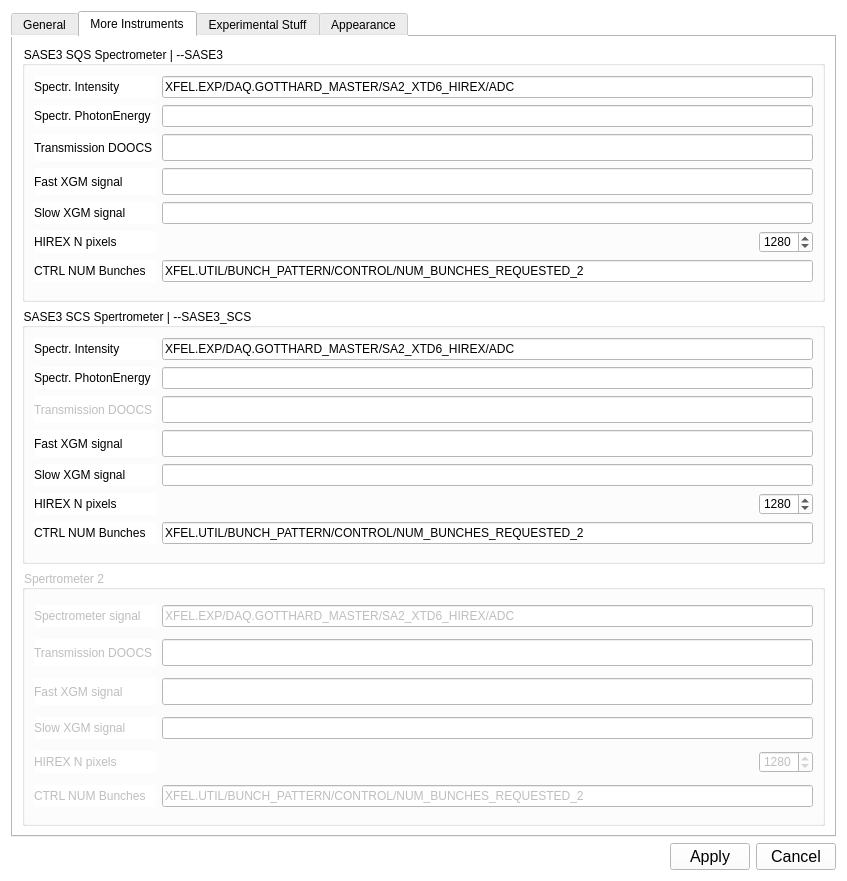
This is gui/UISettings.ui in sergey-tomin/pyhirex as Qt 5 draws it before an edit. The edited form follows.
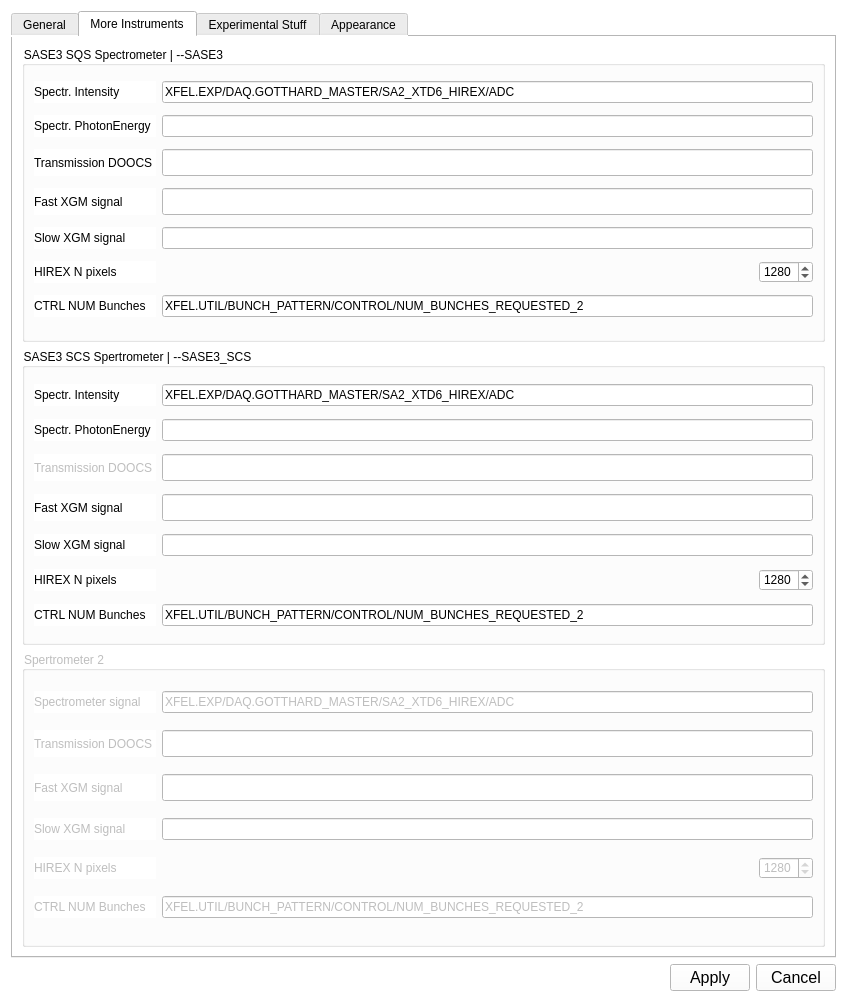
This is the edited form. The open tabs and pages were chosen to show the change.

Commit message: enable SASE3 transmission UI field

What changed in the file:
```diff
--- a/gui/UISettings.ui
+++ b/gui/UISettings.ui
@@ -7,7 +7,7 @@
     <x>0</x>
     <y>0</y>
     <width>847</width>
-    <height>881</height>
+    <height>1002</height>
    </rect>
   </property>
   <property name="minimumSize">
@@ -614,7 +614,7 @@
           <item row="4" column="1" colspan="2">
            <widget class="QLineEdit" name="le_trans_ch_sa3">
             <property name="enabled">
-             <bool>false</bool>
+             <bool>true</bool>
             </property>
             <property name="font">
              <font>
@@ -772,7 +772,7 @@
           <item row="4" column="1" colspan="2">
            <widget class="QLineEdit" name="le_trans_ch_sa3_scs">
             <property name="enabled">
-             <bool>false</bool>
+             <bool>true</bool>
             </property>
             <property name="font">
              <font>
```
Left out of the diff: 6 changed lines with no effect on the pictures. The commit also changes 1 other file.
